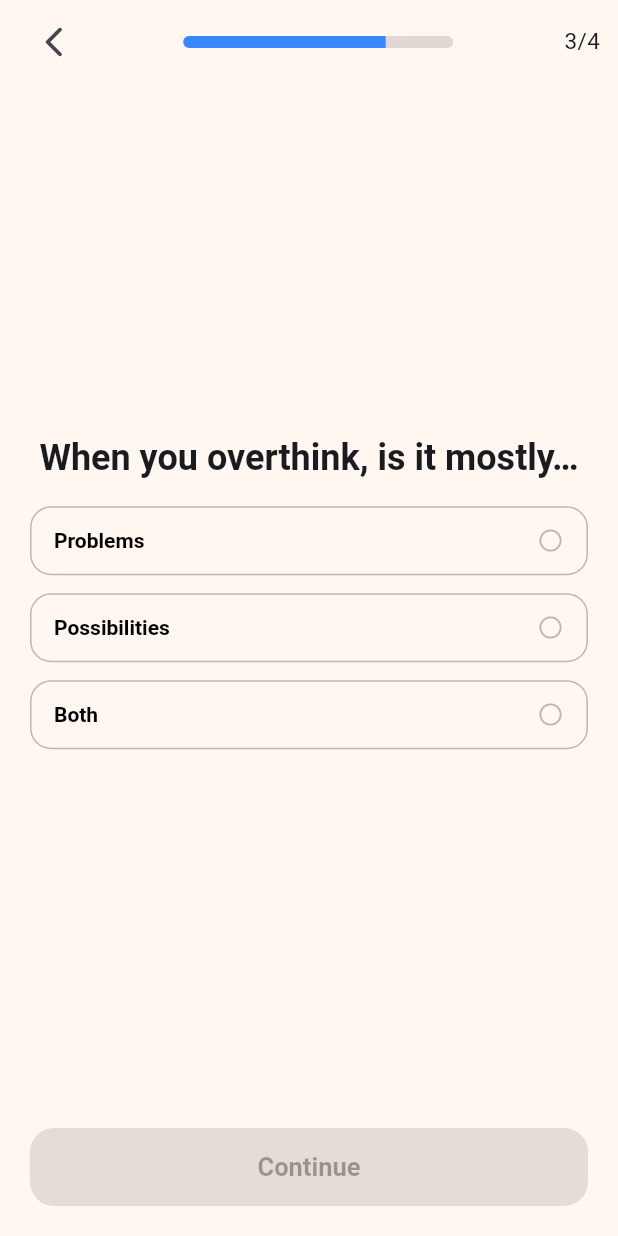
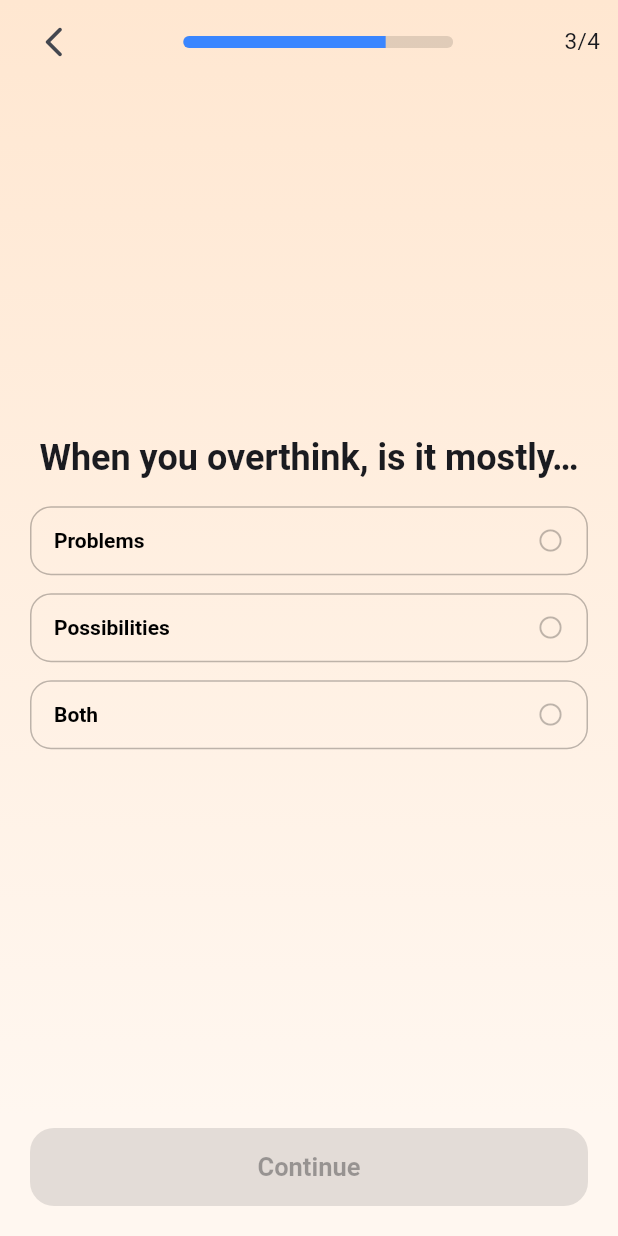
Before and after one commit to 6ixBit/superthinking, a Flutter app: the OnboardingFocusScreen screen opened by its route, on a phone screen of 412 x 824 dp. Run offline on Flutter 3.47's test engine with Material 3 defaults, Android fonts, the phone set to English and light mode, and no system bars; our stand-ins replace confetti.

Commit message:
fix onboarding

```diff
--- a/lib/screens/onboarding_focus_screen.dart
+++ b/lib/screens/onboarding_focus_screen.dart
@@ -24,11 +24,26 @@ class _OnboardingFocusScreenState extends State<OnboardingFocusScreen> {
   @override
   Widget build(BuildContext context) {
     return Scaffold(
+      extendBodyBehindAppBar: true,
       appBar: const PreferredSize(
         preferredSize: Size.fromHeight(56),
         child: _OnboardingHeader(current: 3, total: 4),
       ),
-      body: Padding(
+      body: Stack(
+        children: [
+          Positioned.fill(
+            child: Container(
+              decoration: const BoxDecoration(
+                gradient: LinearGradient(
+                  begin: Alignment.topCenter,
+                  end: Alignment.bottomCenter,
+                  colors: [Color(0xFFFFE7D1), Color(0x00FFE7D1)],
+                ),
+              ),
+            ),
+          ),
+          SafeArea(
+            child: Padding(
               padding: const EdgeInsets.all(20),
               child: Column(
                 children: [
@@ -57,6 +72,9 @@ class _OnboardingFocusScreenState extends State<OnboardingFocusScreen> {
                   ),
                 ],
               ),
+            ),
+          ),
+        ],
       ),
       bottomNavigationBar: SafeArea(
         top: false,
--- a/lib/screens/welcome_screen.dart
+++ b/lib/screens/welcome_screen.dart
@@ -32,6 +32,7 @@ class _WelcomeScreenState extends State<WelcomeScreen>
   @override
   Widget build(BuildContext context) {
     return Scaffold(
+      extendBodyBehindAppBar: true,
       appBar: const PreferredSize(
         preferredSize: Size.fromHeight(56),
         child: _OnboardingHeader(current: 1, total: 4),
```
Also changed, not shown: lib/screens/onboarding_frequency_screen.dart (+19 -1 lines), lib/screens/overthinking_time_screen.dart (+19 -1 lines). Lines whose indentation alone changed are shown as unchanged.
